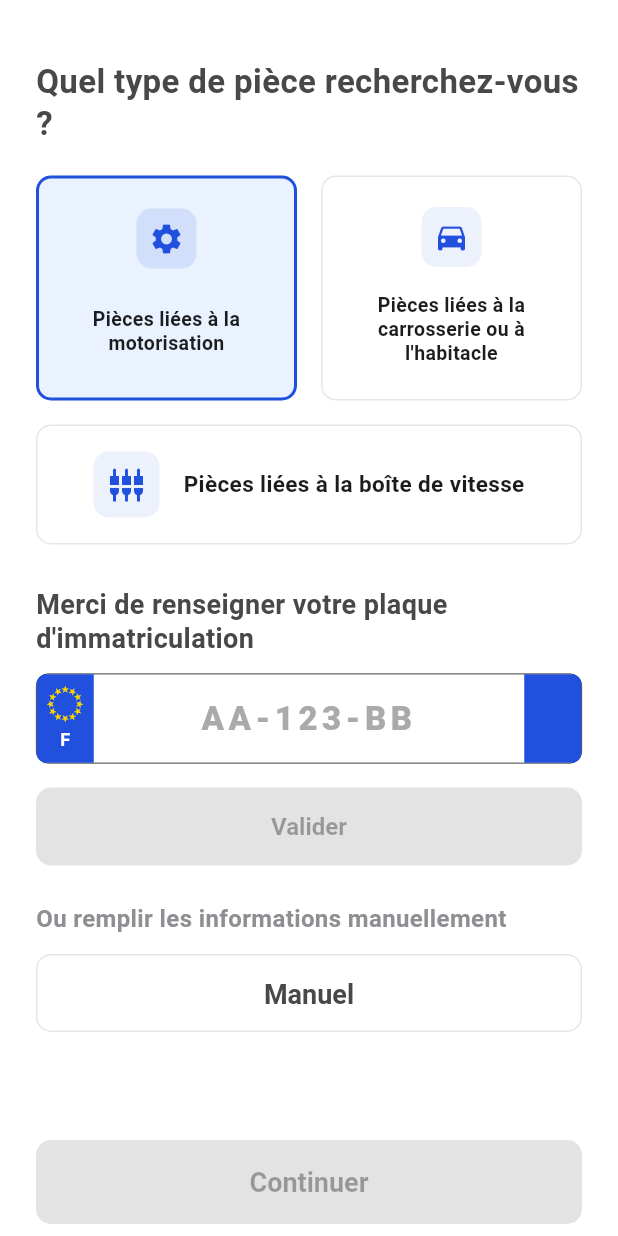
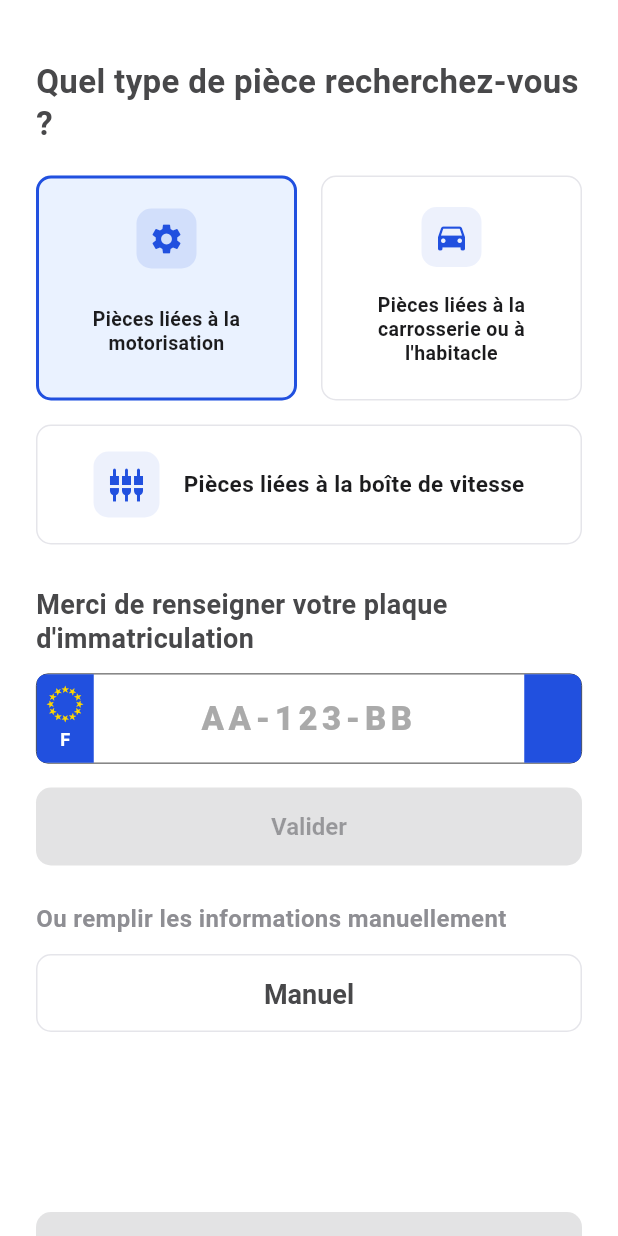
Before and after one commit to Nasko-dev/auto_pieces_app, a Flutter app: the HomePage screen opened directly, scrolled down 69 dp, on a phone screen of 412 x 824 dp. Run offline on Flutter 3.47's test engine with Material 3 defaults, Android fonts, the phone set to English and light mode, and no system bars; our stand-ins replace dartz, dio, equatable, flutter_dotenv, flutter_riverpod, freezed_annotation and 7 more; missing offline and left inert: onesignal_flutter; accounts and stored records are empty; network calls fail; Roboto replaces fonts that are missing (Arial).

Commit message:
amélioration: espacement augmenté à 96px avant le bouton Continuer
Changement:
- Espacement passé de 48px à 96px entre le dernier champ et le bouton Continuer

Bénéfice:
- Beaucoup plus d'espace pour que le popup SearchableDropdown s'affiche joliment
- Meilleure visibilité du menu déroulant sans chevauchement
- Interface encore plus aérée

🤖 Generated with [Claude Code](https://claude.com/claude-code)

Co-Authored-By: Claude <noreply@anthropic.com>

```diff
--- a/lib/src/features/parts/presentation/pages/particulier/home_page.dart
+++ b/lib/src/features/parts/presentation/pages/particulier/home_page.dart
@@ -242,7 +242,7 @@ class _HomePageState extends ConsumerState<HomePage> {
 
                       // Bouton continuer
                       if (!_showDescription) ...[
-                        const SizedBox(height: 48),
+                        const SizedBox(height: 96),
                         SizedBox(
                           width: double.infinity,
                           height: 56,
```
